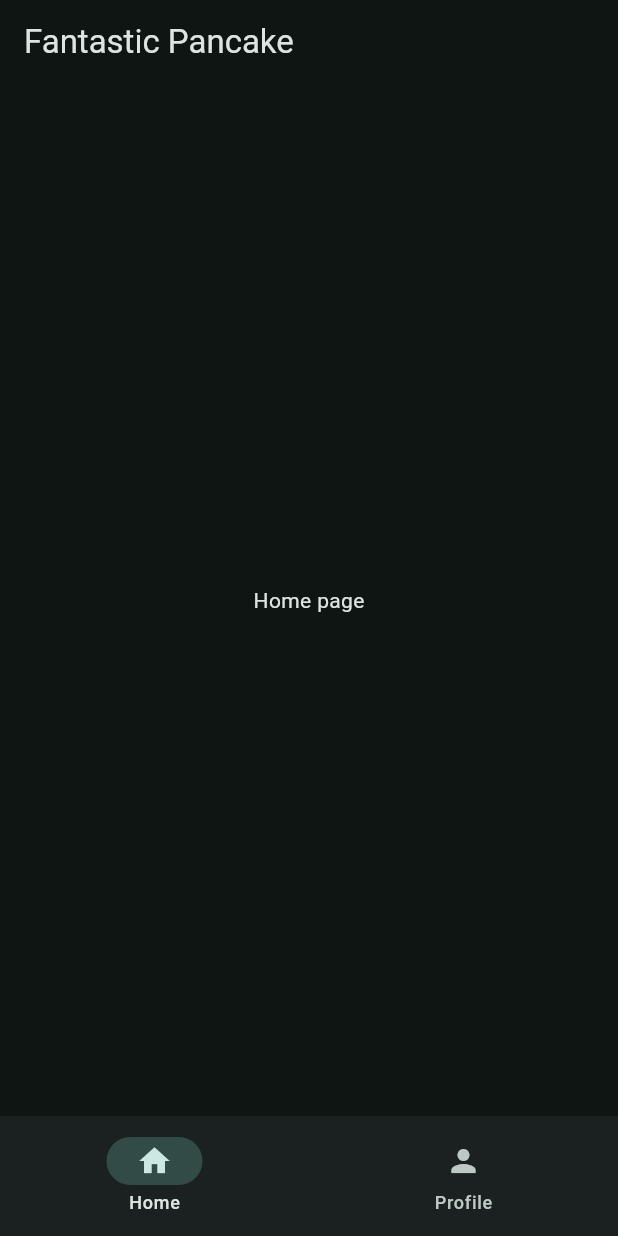
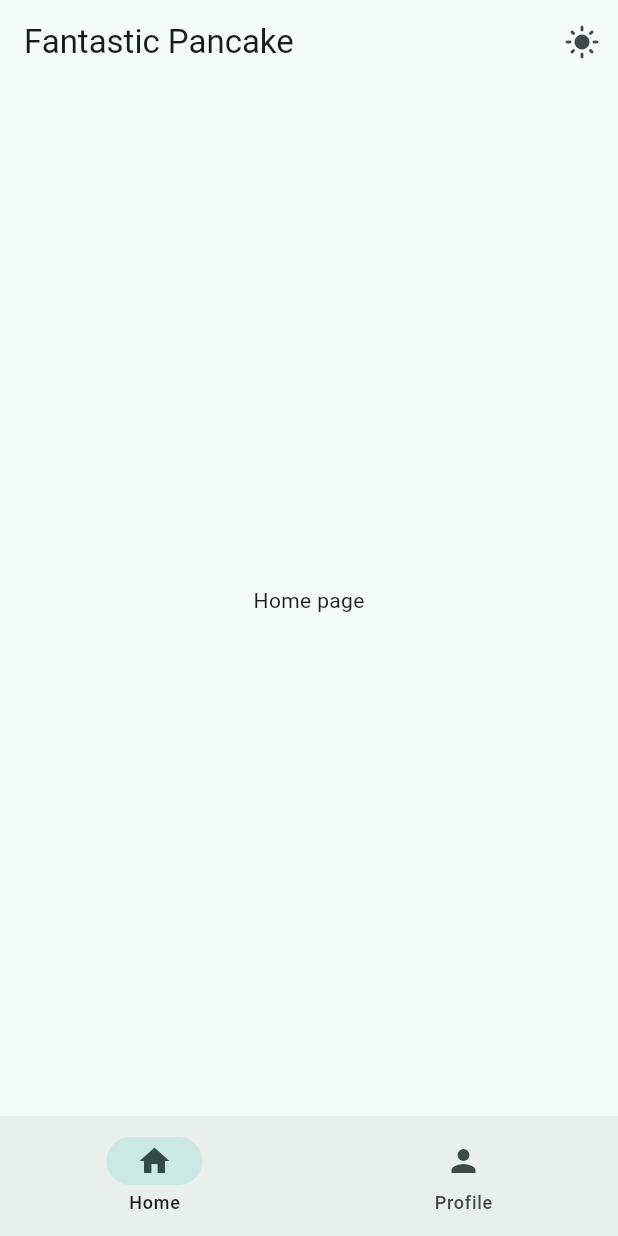
Before and after one commit to Pngtaq/fantastic-pancake, a Flutter app: the screen it shows after launch, on a phone screen of 412 x 824 dp. Run offline on Flutter 3.47's test engine with Material 3 defaults, Android fonts, the phone set to English and light mode, and no system bars.

Commit message:
implemented darkmode

```diff
--- a/lib/data/notifiers.dart
+++ b/lib/data/notifiers.dart
@@ -3,3 +3,4 @@
 import 'package:flutter/material.dart';
 
 ValueNotifier<int> selectedPageNotifier = ValueNotifier(0);
+ValueNotifier<bool> isDarkMode = ValueNotifier(false);
--- a/lib/main.dart
+++ b/lib/main.dart
@@ -1,3 +1,4 @@
+import 'package:fantastic_pancake/data/notifiers.dart';
 import 'package:fantastic_pancake/views/widget_tree.dart';
 import 'package:flutter/material.dart';
 
@@ -17,16 +18,21 @@
 
   @override
   Widget build(BuildContext context) {
+    return ValueListenableBuilder(
+      valueListenable: isDarkMode,
+      builder: (context, value, child) {
         return MaterialApp(
           // theme of the app
           debugShowCheckedModeBanner: false,
           theme: ThemeData(
             colorScheme: ColorScheme.fromSeed(
               seedColor: Colors.teal,
-          brightness: Brightness.dark,
+              brightness: value ? Brightness.dark : Brightness.light,
             ),
           ),
           home: WidgetTree(),
         );
+      },
+    );
   }
 }
--- a/lib/views/widget_tree.dart
+++ b/lib/views/widget_tree.dart
@@ -12,9 +12,26 @@ class WidgetTree extends StatelessWidget {
   @override
   Widget build(BuildContext context) {
     return Scaffold(
-      appBar: AppBar(title: Text("Fantastic Pancake")),
+      appBar: AppBar(
+        title: Text("Fantastic Pancake"),
+        actions: [
+          IconButton(
+            onPressed: () {
+              isDarkMode.value = !isDarkMode.value;
+            },
+            icon: ValueListenableBuilder(
+              valueListenable: isDarkMode,
+              builder: (context, value, child) {
+                return Icon(value ? Icons.dark_mode : Icons.light_mode);
+              },
+            ),
+          ),
+        ],
+      ),
+
       body: ValueListenableBuilder(
         valueListenable: selectedPageNotifier,
+
         builder: (context, selectedPage, child) {
           return pages.elementAt(selectedPage);
         },
```
Lines whose indentation alone changed are shown as unchanged.
